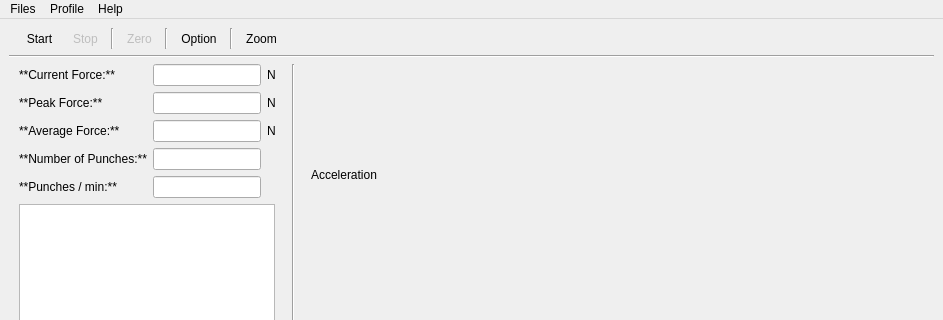
Before: the Qt Designer form boxing-gui/ui/main_window.ui in Achicken7301/boxqt, drawn with Qt 5; both pictures show x 0 to 943 and y 0 to 320 of the 943 by 542 pixel window.
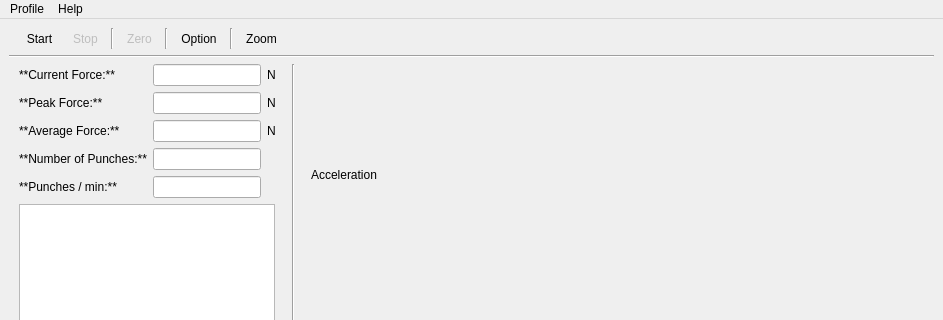
After: the same form once the commit is applied. Icons and pictures are not drawn. Custom widgets are drawn as their Qt base class.

```diff
--- a/boxing-gui/ui/main_window.ui
+++ b/boxing-gui/ui/main_window.ui
@@ -580,13 +580,6 @@
     <addaction name="actionNew"/>
     <addaction name="profile_options"/>
    </widget>
-   <widget class="QMenu" name="menuFiles">
-    <property name="title">
-     <string>Files</string>
-    </property>
-    <addaction name="actionSwitch_Profies"/>
-   </widget>
-   <addaction name="menuFiles"/>
    <addaction name="menuProfile"/>
    <addaction name="menuHelp"/>
   </widget>
```
Left out of the diff: 3 changed lines with no effect on the pictures.
